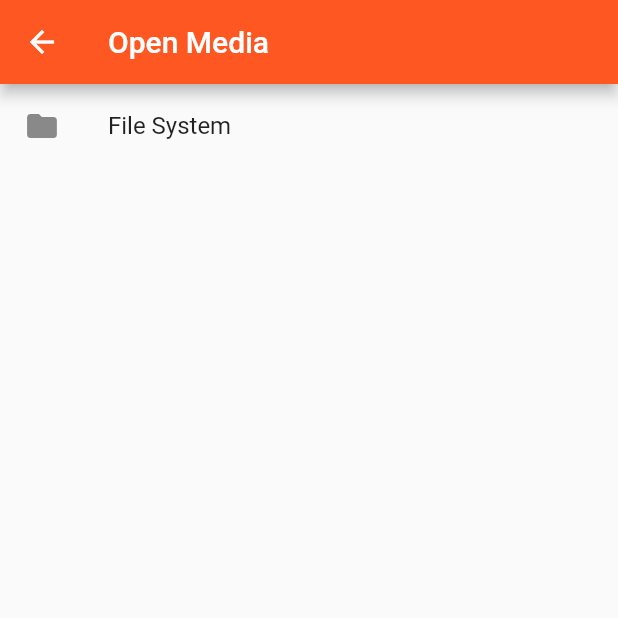
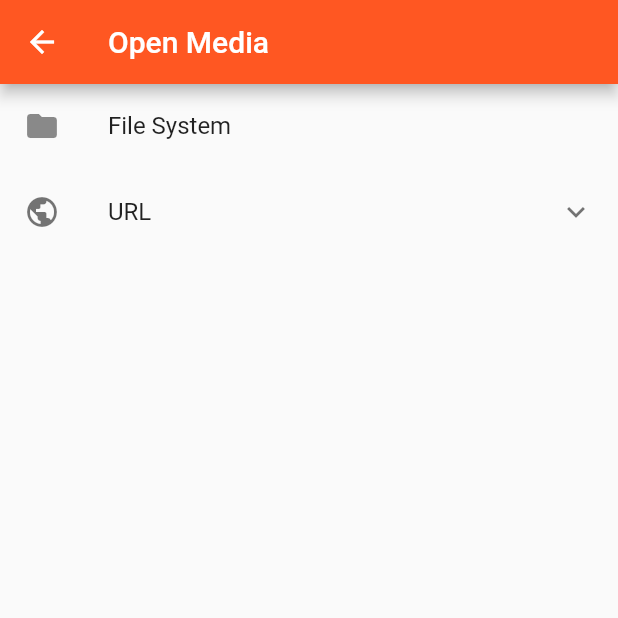
Before and after one commit to insin/remote_control_for_vlc, a Flutter app: the OpenMedia screen opened directly with empty values, on a phone screen of 412 x 824 dp, the top half of it. Run offline on Flutter 3.47's test engine with Material 2 defaults, Android fonts, the light colour scheme and no system bars; our stand-ins replace connectivity, shared_preferences; missing offline and left inert: just_throttle_it; accounts and stored records are empty; project files that could hold a hidden picture were left out.

Commit message:
Add support for playing/enqueueing URLs
- URLs on the clipboard are automatically displayed as an item on the Open
  Media screen
- The clipboard is automatically re-examined if the user switches back to
  the app on the Open Media screen
- A URL can be entered manually, too

Internal:
Extracted a EnqueueMenuGestureDetector widget to show the Play/Enqueue
menu for any BrowseItem on long press of the widget representing it.

Closes #11

```diff
--- a/lib/models.dart
+++ b/lib/models.dart
@@ -22,6 +22,10 @@
     this.uri,
   );
 
+  BrowseItem.fromUrl(String url)
+      : uri = url.startsWith(urlRegExp) ? url : 'https://$url',
+        type = 'web';
+
   /// Sending a directory: url when enqueueing makes a directory display as directory in the VLC
   /// playlist instead of as a generic file.
   String get playlistUri {
@@ -32,6 +36,9 @@
   IconData get icon {
     if (isDir) {
       return Icons.folder;
+    }
+    if (isWeb) {
+      return Icons.public;
     }
     if (isAudio) {
       return Icons.audiotrack;
@@ -48,9 +55,11 @@
 
   bool get isFile => type == 'file';
 
+  bool get isSupportedMedia => isAudio || isVideo || isWeb;
+
   bool get isVideo => _videoExtensions.hasMatch(path);
 
-  bool get isSupportedMedia => isAudio || isVideo;
+  bool get isWeb => type == 'web';
 
   String get title => isVideo ? cleanVideoTitle(name, keepExt: isFile) : name;
 
@@ -309,6 +318,9 @@
     if (isDir) {
       return Icons.folder;
     }
+    if (isWeb) {
+      return Icons.public;
+    }
     if (isAudio) {
       return Icons.audiotrack;
     }
@@ -327,6 +339,8 @@
   bool get isMedia => isAudio || isVideo;
 
   bool get isVideo => _videoExtensions.hasMatch(uri);
+
+  bool get isWeb => uri.startsWith('http');
 
   String get title => isVideo ? cleanVideoTitle(name, keepExt: false) : name;
 
--- a/lib/open_media.dart
+++ b/lib/open_media.dart
@@ -1,12 +1,23 @@
 import 'dart:convert';
 
 import 'package:flutter/material.dart';
+import 'package:flutter/services.dart';
 import 'package:shared_preferences/shared_preferences.dart';
 
 import 'file_browser.dart';
 import 'models.dart';
+import 'utils.dart';
+import 'widgets.dart';
 
 var fileSystemItem = BrowseItem('dir', 'File System', '', 'file:///');
+
+/// Allow some commonly-used media URLs without protocols to pass for Copied URL
+var probablyMediaUrlRegExp = RegExp([
+  r'(www\.)?dailymotion\.com/video/',
+  r'(www\.)?soundcloud\.com/.+/.+',
+  r'((www|gaming)\.)?youtube\.com/|youtu\.be/',
+  r'(www\.)?vimeo\.com/(channels/.+/)?\d+|player\.vimeo\.com/',
+].join('|'));
 
 class OpenMedia extends StatefulWidget {
   final SharedPreferences prefs;
@@ -21,8 +32,10 @@
   State<StatefulWidget> createState() => _OpenMediaState();
 }
 
-class _OpenMediaState extends State<OpenMedia> {
+class _OpenMediaState extends State<OpenMedia> with WidgetsBindingObserver {
   List<BrowseItem> _faves;
+  BrowseItem _clipboardUrlItem;
+  String _otherUrl;
 
   @override
   initState() {
@@ -30,6 +43,41 @@
         .map((obj) => BrowseItem.fromJson(obj))
         .toList();
     super.initState();
+    WidgetsBinding.instance.addObserver(this);
+    _checkClipboard();
+  }
+
+  @override
+  void dispose() {
+    WidgetsBinding.instance.removeObserver(this);
+    super.dispose();
+  }
+
+  @override
+  void didChangeAppLifecycleState(AppLifecycleState state) {
+    if (state == AppLifecycleState.resumed) {
+      _checkClipboard();
+    }
+  }
+
+  _checkClipboard() async {
+    BrowseItem urlItem;
+    var data = await Clipboard.getData(Clipboard.kTextPlain);
+    if (data?.text != null &&
+        (data.text.startsWith(urlRegExp) ||
+            data.text.startsWith(probablyMediaUrlRegExp))) {
+      urlItem = BrowseItem.fromUrl(data.text);
+    }
+    setState(() {
+      _clipboardUrlItem = urlItem;
+    });
+  }
+
+  _handleOtherUrl(intent) {
+    if (_otherUrl == null || _otherUrl.isEmpty) {
+      return;
+    }
+    Navigator.pop(context, BrowseResult(BrowseItem.fromUrl(_otherUrl), intent));
   }
 
   bool _isFave(BrowseItem item) {
@@ -75,6 +123,64 @@
         onTap: () {
           _selectFile(fileSystemItem);
         },
+      ),
+      if (_clipboardUrlItem != null)
+        EnqueueMenuGestureDetector(
+          item: _clipboardUrlItem,
+          child: ListTile(
+            dense: widget.settings.dense,
+            title: Text('Copied URL'),
+            subtitle: Text(_clipboardUrlItem.uri),
+            leading: Icon(Icons.public),
+            onTap: () {
+              Navigator.pop(context,
+                  BrowseResult(_clipboardUrlItem, BrowseResultIntent.play));
+            },
+          ),
+        ),
+      ExpansionTile(
+        leading: Icon(Icons.public),
+        title: Text('${_clipboardUrlItem != null ? 'Other ' : ''}URL'),
+        children: [
+          Padding(
+            padding: EdgeInsets.symmetric(horizontal: 16),
+            child: Column(
+              children: [
+                TextFormField(
+                  keyboardType: TextInputType.url,
+                  decoration: InputDecoration(
+                    border: OutlineInputBorder(),
+                    contentPadding: EdgeInsets.symmetric(horizontal: 12),
+                  ),
+                  onChanged: (url) {
+                    setState(() {
+                      _otherUrl = url;
+                    });
+                  },
+                ),
+                Row(
+                  children: <Widget>[
+                    Expanded(
+                      child: RaisedButton(
+                        child: Text('Play'),
+                        onPressed: () =>
+                            _handleOtherUrl(BrowseResultIntent.play),
+                      ),
+                    ),
+                    SizedBox(width: 8),
+                    Expanded(
+                      child: RaisedButton(
+                        child: Text('Enqueue'),
+                        onPressed: () =>
+                            _handleOtherUrl(BrowseResultIntent.enqueue),
+                      ),
+                    ),
+                  ],
+                )
+              ],
+            ),
+          )
+        ],
       ),
     ];
 
--- a/lib/remote_control.dart
+++ b/lib/remote_control.dart
@@ -741,7 +741,9 @@
                         item.current ? FontWeight.bold : FontWeight.normal,
                   ),
                 ),
-                trailing: item.isMedia ? Text(formatTime(item.duration)) : null,
+                trailing: !item.duration.isNegative
+                    ? Text(formatTime(item.duration))
+                    : null,
                 onTap: () {
                   if (item.current) {
                     _pause();
--- a/lib/utils.dart
+++ b/lib/utils.dart
@@ -145,6 +145,9 @@
   return '${duration.inHours >= 1 ? duration.inHours.toString() + ':' : ''}$minutes:$seconds';
 }
 
+/// Matches some of the protocols supported by VLC.
+var urlRegExp = RegExp(r'((f|ht)tps?|mms|rts?p)://');
+
 /*
  * Trick stolen from https://gist.github.com/shubhamjain/9809108#file-vlc_http-L108
  * The interface expects value between 0 and 512 while in the UI it is 0% to 200%.
```
Also changed, not shown: lib/file_browser.dart (+3 -38 lines), lib/widgets.dart (added, +62 -0 lines).
